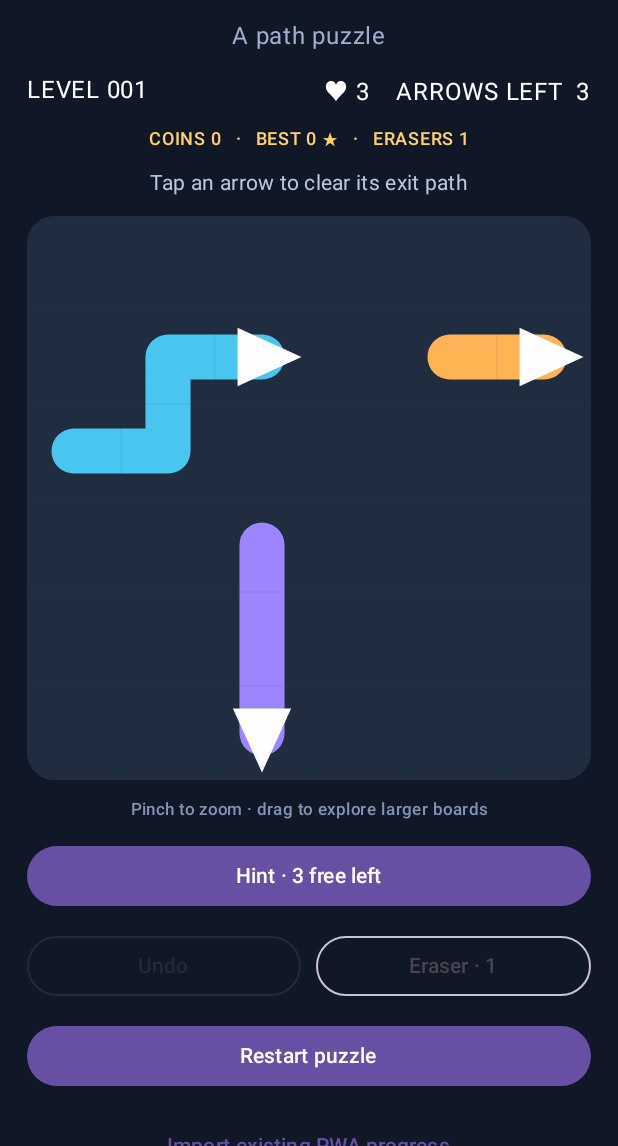
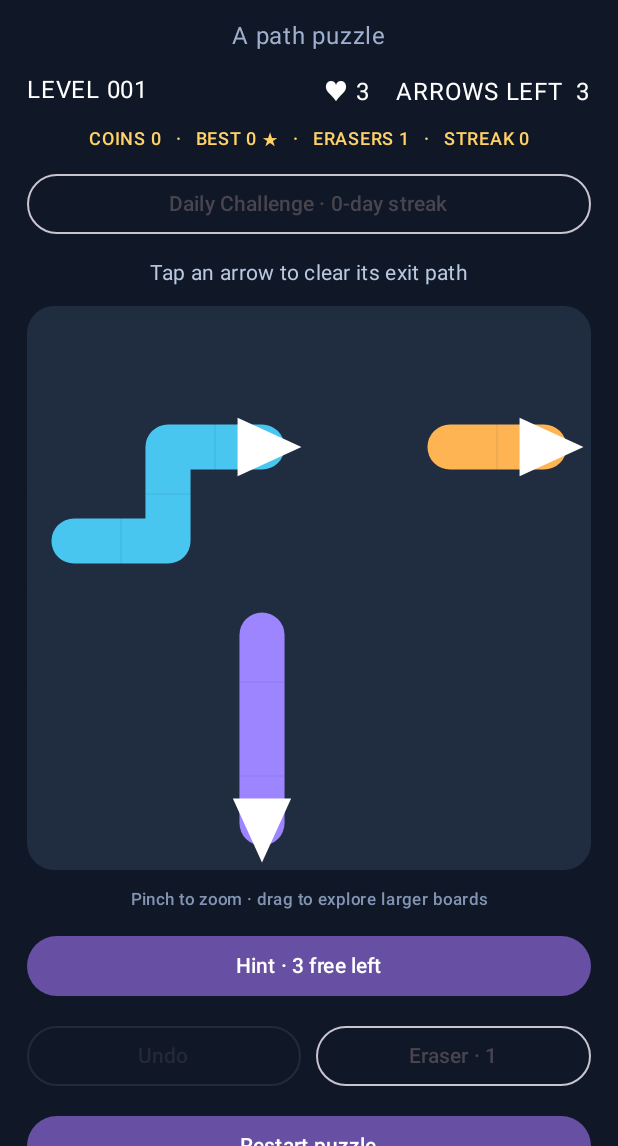
Before and after one commit to parya5103/Fletch_Game, an Android app built with Jetpack Compose: the @Preview function ArrowPreviewLight, on a phone screen of 412 x 824 dp, the part 90-1236 px from its top. Run offline under Robolectric (Android 15) with nearby library versions, the phone set to English and light mode, and no system bars; libraries missing offline, so code that uses them is left out: androidx.hilt.lifecycle; network calls fail.

Commit message:
feat(ui): add daily challenge entry, streak and campaign return

```diff
--- a/android-native/app/src/main/java/com/aaryapratik/arrowout/nativeapp/presentation/ArrowOutScreen.kt
+++ b/android-native/app/src/main/java/com/aaryapratik/arrowout/nativeapp/presentation/ArrowOutScreen.kt
@@ -68,10 +68,11 @@ private val arrowColors=listOf(Color(0xFF48C6EF),Color(0xFFFFB454),Color(0xFF9D8
    Text("ARROW OUT",style=MaterialTheme.typography.headlineLarge,color=Color.White)
    Text("A path puzzle",color=Color(0xFF9EB0CE))
    Row(Modifier.fillMaxWidth(),horizontalArrangement=Arrangement.SpaceBetween){
-    Text("LEVEL ${state.level.toString().padStart(3,'0')}",color=Color.White)
+    Text(if(state.isDaily)"DAILY CHALLENGE" else "LEVEL ${state.level.toString().padStart(3,'0')}",color=Color.White)
     Text("♥ ${state.hearts}    ARROWS LEFT  ${state.remaining}",color=Color.White)
    }
-   Text("COINS ${state.coins}   ·   BEST ${state.bestStars[state.level]?:0} ★   ·   ERASERS ${state.erasersRemaining}",color=Color(0xFFFFD166),style=MaterialTheme.typography.labelMedium)
+   Text("COINS ${state.coins}   ·   BEST ${if(state.isDaily)state.dailyStars else state.bestStars[state.level]?:0} ★   ·   ERASERS ${state.erasersRemaining}   ·   STREAK ${state.dailyStreak}",color=Color(0xFFFFD166),style=MaterialTheme.typography.labelMedium)
+   OutlinedButton(onClick={onEvent(ArrowUiEvent.DailyChallenge)},enabled=!isRestoring&&!state.isDaily,modifier=Modifier.fillMaxWidth()){Text("Daily Challenge · ${state.dailyStreak}-day streak")}
    Text(if(isRestoring)"Restoring your progress…" else if(state.eraserMode)"Tap an arrow to erase it" else state.message,color=if(state.eraserMode)Color(0xFFFFD166)else Color(0xFFB8C8E0),style=MaterialTheme.typography.bodyMedium)
    Canvas(
     Modifier.fillMaxWidth().aspectRatio(board.width.toFloat()/board.height.toFloat())
@@ -108,7 +109,7 @@ private val arrowColors=listOf(Color(0xFF48C6EF),Color(0xFFFFB454),Color(0xFF9D8
     for(y in 0..board.height)drawLine(Color(0x222A3D59),Offset(0f,y*ch),Offset(size.width,y*ch),1f)
    }
    Text("Pinch to zoom · drag to explore larger boards",color=Color(0xFF8294B3),style=MaterialTheme.typography.labelSmall)
-   if(state.isSolved)Button(onClick={onEvent(ArrowUiEvent.Continue)},enabled=!isRestoring&&state.level<1000,modifier=Modifier.fillMaxWidth()){Text(if(state.level<1000)"Continue to Level ${state.level+1}" else "All 1,000 levels cleared")}
+   if(state.isSolved)Button(onClick={onEvent(ArrowUiEvent.Continue)},enabled=!isRestoring&&(state.isDaily||state.level<1000),modifier=Modifier.fillMaxWidth()){Text(if(state.isDaily)"Return to campaign" else if(state.level<1000)"Continue to Level ${state.level+1}" else "All 1,000 levels cleared")}
    Button(onClick={onEvent(ArrowUiEvent.Hint)},enabled=!isRestoring&&!state.isSolved&&!state.isFailed&&state.hintsUsed<ArrowPuzzleEngine.FREE_HINTS,modifier=Modifier.fillMaxWidth()){Text("Hint · ${ArrowPuzzleEngine.FREE_HINTS-state.hintsUsed} free left")}
    Row(Modifier.fillMaxWidth(),horizontalArrangement=Arrangement.spacedBy(10.dp)){
     OutlinedButton(onClick={onEvent(ArrowUiEvent.Undo)},enabled=!isRestoring&&!state.isFailed&&state.undoStack.isNotEmpty(),modifier=Modifier.weight(1f)){Text("Undo")}
```
